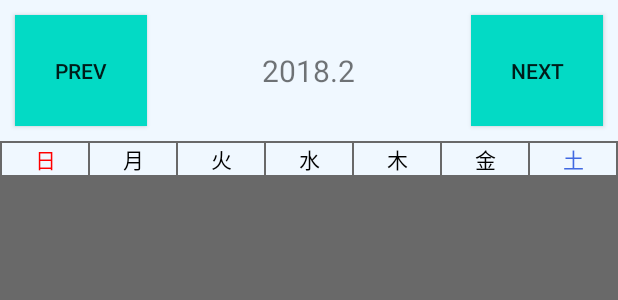
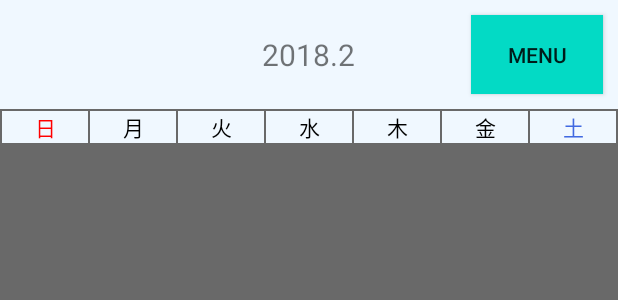
Before and after one commit to miyajimayuka/CalendarProject, an Android app: the layout activity_main.xml on its own in the app's theme, with its tools: preview values and no code run, on a phone screen of 412 x 824 dp. Shown: the top 300 px of the screen. Run offline under Robolectric (Android 15) with nearby library versions, the phone set to English and light mode, and no system bars.

Commit message:
カレンダーのレイアウト完成

```diff
--- a/app/src/main/res/layout/activity_main.xml
+++ b/app/src/main/res/layout/activity_main.xml
@@ -12,7 +12,7 @@
     <RelativeLayout
         android:layout_width="match_parent"
         android:layout_height="0dp"
-        android:layout_weight="2"
+        android:layout_weight="1.5"
         android:background="#f0f8ff">
 
         <TextView
@@ -24,20 +24,10 @@
             android:layout_centerInParent="true"/>
 
         <Button
-            android:id="@+id/prevButton"
-            android:layout_width="wrap_content"
-            android:layout_height="match_parent"
-            android:text="Prev"
-            android:layout_alignParentLeft="true"
-            android:layout_marginVertical="10dp"
-            android:layout_marginLeft="10dp"
-            android:background="@color/colorAccent"/>
-
-        <Button
             android:id="@+id/nextButton"
             android:layout_width="wrap_content"
             android:layout_height="match_parent"
-            android:text="Next"
+            android:text="Menu"
             android:layout_alignParentRight="true"
             android:layout_marginVertical="10dp"
             android:layout_marginRight="10dp"
@@ -102,7 +92,8 @@
             android:textAlignment="center"
             android:text="木"
             android:textColor="#000000"
-            android:background="#f0f8ff"/>
+            android:background="#f0f8ff"
+            android:gravity="center_horizontal" />
 
         <TextView
             android:layout_width="0dp"
@@ -112,7 +103,8 @@
             android:textAlignment="center"
             android:text="金"
             android:textColor="#000000"
-            android:background="#f0f8ff"/>
+            android:background="#f0f8ff"
+            android:gravity="center_horizontal" />
 
         <TextView
             android:layout_width="0dp"
--- a/app/src/main/res/layout/cal_cell.xml
+++ b/app/src/main/res/layout/cal_cell.xml
@@ -7,7 +7,8 @@
         android:id="@+id/dateText"
         android:layout_width="match_parent"
         android:layout_height="wrap_content"
-        android:textAlignment="center"/>
+        android:textAlignment="center"
+        android:gravity="center_horizontal" />
 
     <!--ここに拡張可能-->
 
```
Also changed, not shown: app/src/main/java/jp/ac/shohoku/calendarproject/MainActivity.java (+27 -3 lines).
